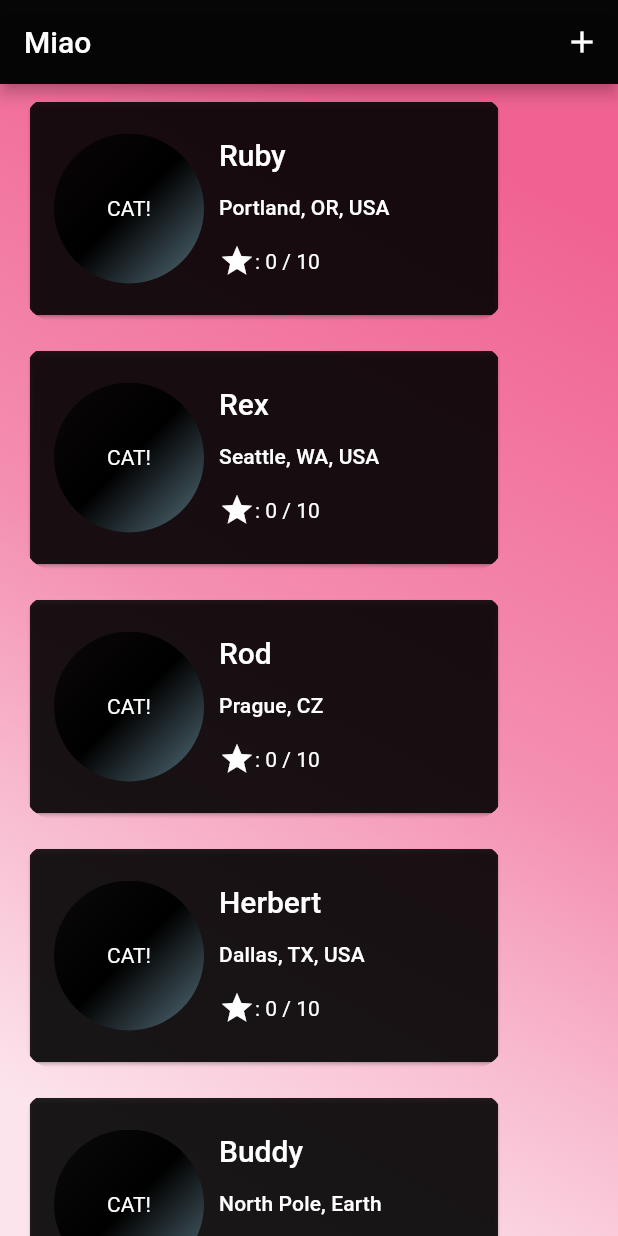
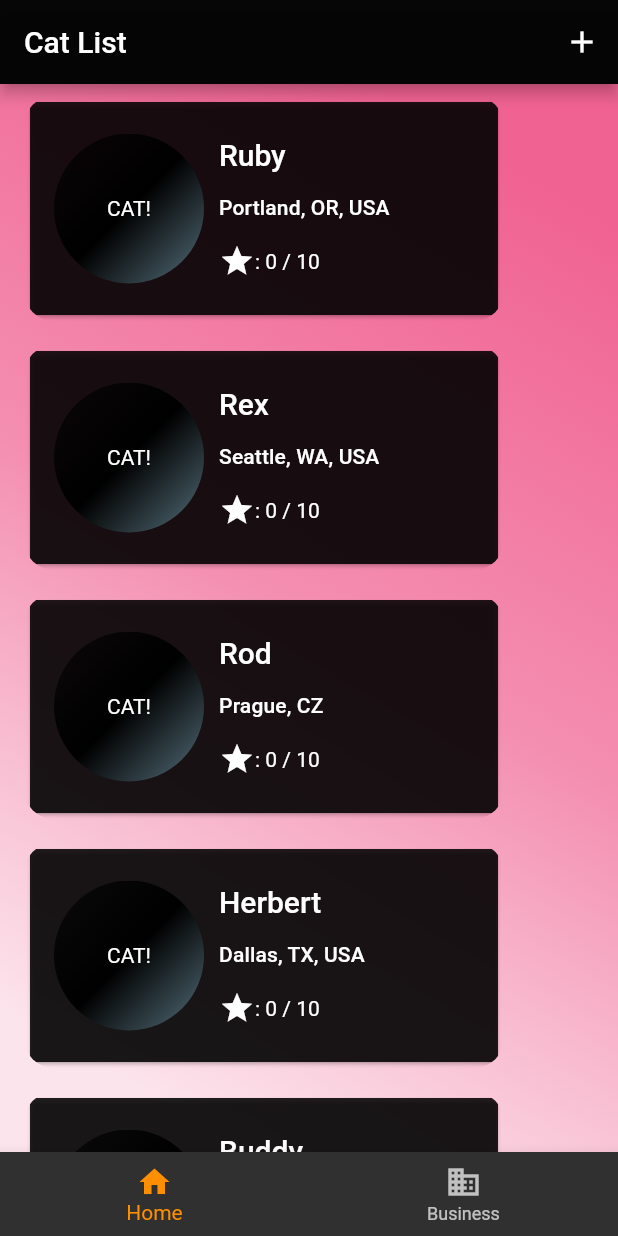
Before and after one commit to gcoro/Flutter-stuff, a Flutter app: the screen it shows after launch, on a phone screen of 412 x 824 dp. Run offline on Flutter 3.47's test engine with Material 2 defaults, Android fonts, the phone set to English and light mode, and no system bars; network calls fail.

Commit message:
[cat_app] added tab navigation; add page to get cat facts from api

```diff
--- a/cat_app/lib/main.dart
+++ b/cat_app/lib/main.dart
@@ -1,5 +1,7 @@
 import 'package:cat_app/screens/home_page.dart';
 import 'package:flutter/material.dart';
+
+import 'navigation/bottom_tab_navigation.dart';
 
 void main() {
   runApp(MyApp());
@@ -28,7 +30,7 @@ class MyApp extends StatelessWidget {
         visualDensity: VisualDensity.adaptivePlatformDensity,
         brightness: Brightness.dark
       ),
-      home: HomePage(title: 'Miao'),
+      home: BottomTabNavigation()// HomePage(title: 'Miao'),
     );
   }
 }
--- /dev/null
+++ b/cat_app/lib/navigation/bottom_tab_navigation.dart
@@ -0,0 +1,51 @@
+
+import 'package:cat_app/screens/cat_facts_page.dart';
+import 'package:cat_app/screens/home_page.dart';
+import 'package:flutter/material.dart';
+
+class BottomTabNavigation extends StatefulWidget {
+  BottomTabNavigation({Key key}) : super(key: key);
+
+  @override
+  _BottomTabNavigationState createState() => _BottomTabNavigationState();
+}
+
+class _BottomTabNavigationState extends State<BottomTabNavigation> {
+  int _selectedIndex = 0;
+  static const TextStyle optionStyle =
+  TextStyle(fontSize: 30, fontWeight: FontWeight.bold);
+  static List<Widget> _widgetOptions = <Widget>[
+    HomePage(title: "Cat List"),
+    CatFactsPage(title: "Cat Facts")
+  ];
+
+  void _onItemTapped(int index) {
+    setState(() {
+      _selectedIndex = index;
+    });
+  }
+
+  @override
+  Widget build(BuildContext context) {
+    return Scaffold(
+      body: Center(
+        child: _widgetOptions.elementAt(_selectedIndex),
+      ),
+      bottomNavigationBar: BottomNavigationBar(
+        items: const <BottomNavigationBarItem>[
+          BottomNavigationBarItem(
+            icon: Icon(Icons.home),
+            title: Text('Home'),
+          ),
+          BottomNavigationBarItem(
+            icon: Icon(Icons.business),
+            title: Text('Business'),
+          )
+        ],
+        currentIndex: _selectedIndex,
+        selectedItemColor: Colors.amber[800],
+        onTap: _onItemTapped,
+      ),
+    );
+  }
+}
```
Also changed, not shown: cat_app/lib/screens/cat_facts_page.dart (added, +117 -0 lines).
